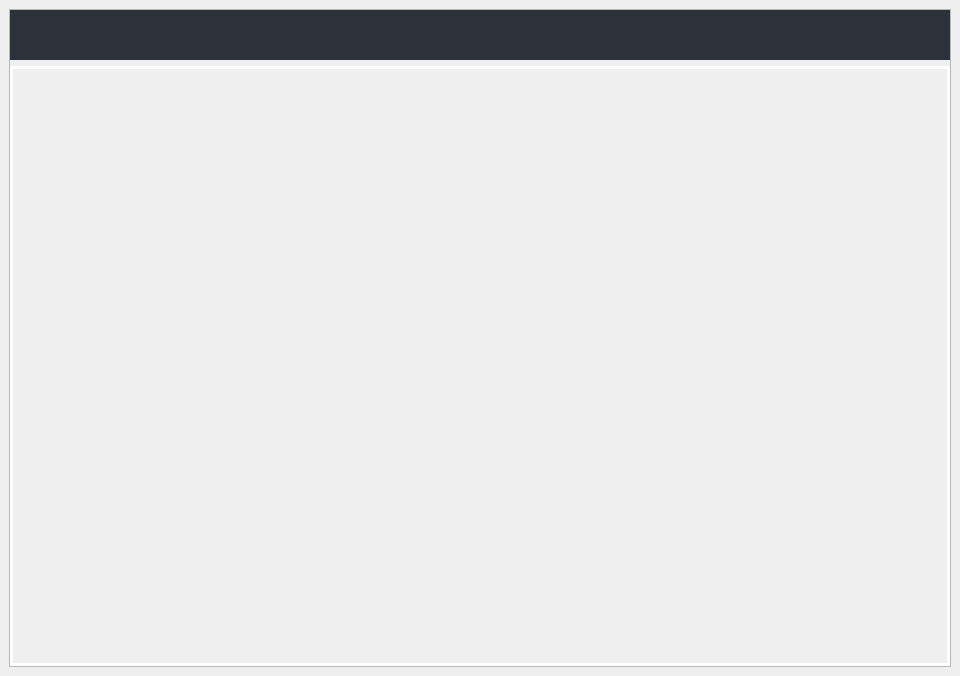
Before: the Qt Designer form UI/neighbour_imgs.ui in DORSA-co/trainApp_oxin, drawn with Qt 5.
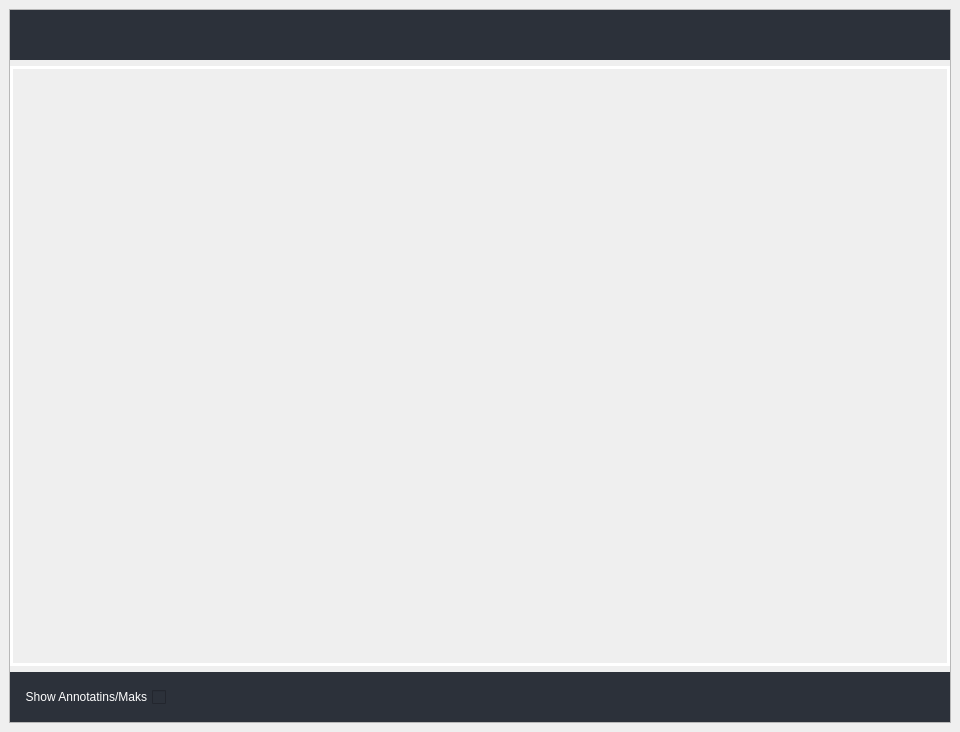
After: the same form once the commit is applied. Icons and pictures are not drawn.

The edit to the form file:
```diff
--- a/UI/neighbour_imgs.ui
+++ b/UI/neighbour_imgs.ui
@@ -113,6 +113,46 @@
             </property>
            </widget>
           </item>
+          <item>
+           <widget class="QPushButton" name="maxiButton">
+            <property name="minimumSize">
+             <size>
+              <width>28</width>
+              <height>28</height>
+             </size>
+            </property>
+            <property name="maximumSize">
+             <size>
+              <width>28</width>
+              <height>28</height>
+             </size>
+            </property>
+            <property name="cursor">
+             <cursorShape>PointingHandCursor</cursorShape>
+            </property>
+            <property name="toolTip">
+             <string>Minimize</string>
+            </property>
+            <property name="styleSheet">
+             <string notr="true">#rightButtons .QPushButton { background-color: rgba(255, 255, 255, 0); border: none;  border-radius: 5px; }
+#rightButtons .QPushButton:hover { background-color: rgb(44, 49, 57); border-style: solid; border-radius: 4px; }
+#rightButtons .QPushButton:pressed { background-color: rgb(23, 26, 30); border-style: solid; border-radius: 4px; }</string>
+            </property>
+            <property name="text">
+             <string/>
+            </property>
+            <property name="icon">
+             <iconset>
+              <normaloff>images/icons/icon_maximize.png</normaloff>images/icons/icon_maximize.png</iconset>
+            </property>
+            <property name="iconSize">
+             <size>
+              <width>20</width>
+              <height>20</height>
+             </size>
+            </property>
+           </widget>
+          </item>
           <item>
            <widget class="QPushButton" name="closeButton">
             <property name="minimumSize">
@@ -160,16 +200,16 @@
         <widget class="QLabel" name="n_image">
          <property name="minimumSize">
           <size>
-           <width>0</width>
-           <height>0</height>
-          </size>
-         </property>
-         <property name="maximumSize">
-          <size>
            <width>940</width>
            <height>600</height>
           </size>
          </property>
+         <property name="maximumSize">
+          <size>
+           <width>16777215</width>
+           <height>16777215</height>
+          </size>
+         </property>
          <property name="styleSheet">
           <string notr="true">border: 3px solid rgb(255, 255, 255);</string>
          </property>
@@ -181,6 +221,72 @@
          </property>
         </widget>
        </item>
+       <item>
+        <widget class="QFrame" name="rightButtons_2">
+         <property name="minimumSize">
+          <size>
+           <width>0</width>
+           <height>50</height>
+          </size>
+         </property>
+         <property name="maximumSize">
+          <size>
+           <width>16777215</width>
+           <height>50</height>
+          </size>
+         </property>
+         <property name="styleSheet">
+          <string notr="true">background-color: rgb(44, 49, 58);</string>
+         </property>
+         <property name="frameShape">
+          <enum>QFrame::NoFrame</enum>
+         </property>
+         <property name="frameShadow">
+          <enum>QFrame::Raised</enum>
+         </property>
+         <layout class="QHBoxLayout" name="horizontalLayout_3">
+          <item>
+           <widget class="QCheckBox" name="annot_checkbox">
+            <property name="enabled">
+             <bool>false</bool>
+            </property>
+            <property name="layoutDirection">
+             <enum>Qt::RightToLeft</enum>
+            </property>
+            <property name="styleSheet">
+             <string notr="true">color:white</string>
+            </property>
+            <property name="text">
+             <string>Show Annotatins/Maks</string>
+            </property>
+           </widget>
+          </item>
+          <item>
+           <widget class="QLabel" name="msg_label">
+            <property name="styleSheet">
+             <string notr="true">color:red;</string>
+            </property>
+            <property name="text">
+             <string/>
+            </property>
+           </widget>
+          </item>
+          <item>
+           <spacer name="horizontalSpacer_3">
+            <property name="orientation">
+             <enum>Qt::Horizontal</enum>
+            </property>
+            <property name="sizeHint" stdset="0">
+             <size>
+              <width>40</width>
+              <height>20</height>
+             </size>
+            </property>
+           </spacer>
+          </item>
+         </layout>
+        </widget>
+       </item>
       </layout>
      </widget>
     </item>
```
